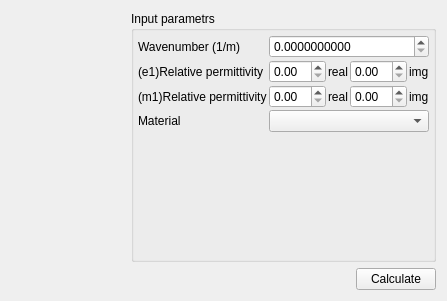
This is ProjectX/calculatedialog.ui in asvitenkov/ProjectX as Qt 5 draws it before an edit. The edited form follows.
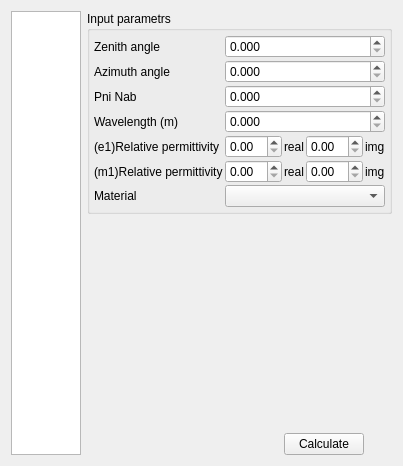
This is the edited form.

Commit message: calculate dialog

What changed in the file:
```diff
--- a/ProjectX/calculatedialog.ui
+++ b/ProjectX/calculatedialog.ui
@@ -6,8 +6,8 @@
    <rect>
     <x>0</x>
     <y>0</y>
-    <width>447</width>
-    <height>301</height>
+    <width>288</width>
+    <height>466</height>
    </rect>
   </property>
   <property name="windowTitle">
@@ -17,65 +17,38 @@
    <item row="0" column="0">
     <layout class="QHBoxLayout" name="horizontalLayout">
      <item>
-      <spacer name="horizontalSpacer">
-       <property name="orientation">
-        <enum>Qt::Horizontal</enum>
+      <layout class="QVBoxLayout" name="verticalLayout_2">
+       <property name="sizeConstraint">
+        <enum>QLayout::SetMaximumSize</enum>
        </property>
-       <property name="sizeHint" stdset="0">
-        <size>
-         <width>40</width>
-         <height>20</height>
-        </size>
-       </property>
-      </spacer>
-     </item>
-     <item>
-      <spacer name="horizontalSpacer_4">
-       <property name="orientation">
-        <enum>Qt::Horizontal</enum>
-       </property>
-       <property name="sizeHint" stdset="0">
-        <size>
-         <width>40</width>
-         <height>20</height>
-        </size>
-       </property>
-      </spacer>
-     </item>
-     <item>
-      <spacer name="horizontalSpacer_5">
-       <property name="orientation">
-        <enum>Qt::Horizontal</enum>
-       </property>
-       <property name="sizeHint" stdset="0">
-        <size>
-         <width>40</width>
-         <height>20</height>
-        </size>
-       </property>
-      </spacer>
-     </item>
-     <item>
-      <spacer name="horizontalSpacer_3">
-       <property name="orientation">
-        <enum>Qt::Horizontal</enum>
-       </property>
-       <property name="sizeHint" stdset="0">
-        <size>
-         <width>40</width>
-         <height>20</height>
-        </size>
-       </property>
-      </spacer>
+       <item>
+        <widget class="QTextBrowser" name="resultBrowser"/>
+       </item>
+      </layout>
      </item>
      <item>
       <layout class="QVBoxLayout" name="verticalLayout">
        <item>
         <widget class="QGroupBox" name="grpbxInputParam">
+         <property name="minimumSize">
+          <size>
+           <width>250</width>
+           <height>0</height>
+          </size>
+         </property>
+         <property name="maximumSize">
+          <size>
+           <width>250</width>
+           <height>16777215</height>
+          </size>
+         </property>
          <property name="title">
           <string>Input parametrs</string>
          </property>
          <layout class="QGridLayout" name="gridLayout_2">
+          <property name="sizeConstraint">
+           <enum>QLayout::SetFixedSize</enum>
+          </property>
           <property name="margin">
            <number>2</number>
           </property>
@@ -93,17 +66,20 @@
             <item row="0" column="0">
              <widget class="QLabel" name="lblWavenumber">
               <property name="text">
-               <string>Wavenumber (1/m)</string>
+               <string>Zenith angle</string>
               </property>
              </widget>
             </item>
             <item row="0" column="1">
              <widget class="QDoubleSpinBox" name="dspnbxWavenumber">
               <property name="decimals">
-               <number>10</number>
+               <number>3</number>
               </property>
               <property name="maximum">
-               <double>99999.990000000005239</double>
+               <double>180.000000000000000</double>
+              </property>
+              <property name="singleStep">
+               <double>5.000000000000000</double>
               </property>
               <property name="value">
                <double>0.000000000000000</double>
@@ -111,13 +87,70 @@
              </widget>
             </item>
             <item row="1" column="0">
+             <widget class="QLabel" name="label_5">
+              <property name="text">
+               <string>Azimuth angle</string>
+              </property>
+             </widget>
+            </item>
+            <item row="1" column="1">
+             <widget class="QDoubleSpinBox" name="dspnbxAzimuthAngle">
+              <property name="decimals">
+               <number>3</number>
+              </property>
+              <property name="singleStep">
+               <double>5.000000000000000</double>
+              </property>
+             </widget>
+            </item>
+            <item row="2" column="0">
+             <widget class="QLabel" name="label_6">
+              <property name="text">
+               <string>Pni Nab</string>
+              </property>
+             </widget>
+            </item>
+            <item row="2" column="1">
+             <widget class="QDoubleSpinBox" name="dspnbxPhinab">
+              <property name="decimals">
+               <number>3</number>
+              </property>
+              <property name="maximum">
+               <double>360.000000000000000</double>
+              </property>
+              <property name="singleStep">
+               <double>5.000000000000000</double>
+              </property>
+             </widget>
+            </item>
+            <item row="3" column="0">
+             <widget class="QLabel" name="label_7">
+              <property name="text">
+               <string>Wavelength (m)</string>
+              </property>
+             </widget>
+            </item>
+            <item row="3" column="1">
+             <widget class="QDoubleSpinBox" name="dspnbxWavelength">
+              <property name="decimals">
+               <number>3</number>
+              </property>
+              <property name="maximum">
+               <double>99999999.000000000000000</double>
+              </property>
+              <property name="singleStep">
+               <double>50.000000000000000</double>
+              </property>
+             </widget>
+            </item>
+            <item row="4" column="0">
              <widget class="QLabel" name="lblRelPrmtE1">
               <property name="text">
                <string>(e1)Relative permittivity</string>
               </property>
              </widget>
             </item>
-            <item row="1" column="1">
+            <item row="4" column="1">
              <layout class="QHBoxLayout" name="horizontalLayout_2">
               <item>
                <widget class="QDoubleSpinBox" name="dspnbxE1Real"/>
@@ -141,14 +174,14 @@
               </item>
              </layout>
             </item>
-            <item row="2" column="0">
+            <item row="5" column="0">
              <widget class="QLabel" name="lblRelPrmtM1">
               <property name="text">
                <string>(m1)Relative permittivity</string>
               </property>
              </widget>
             </item>
-            <item row="2" column="1">
+            <item row="5" column="1">
              <layout class="QHBoxLayout" name="horizontalLayout_3">
               <item>
                <widget class="QDoubleSpinBox" name="dspnbxM1Real"/>
@@ -172,51 +205,69 @@
               </item>
              </layout>
             </item>
-            <item row="3" column="0">
+            <item row="6" column="0">
              <widget class="QLabel" name="label_4">
               <property name="text">
                <string>Material</string>
               </property>
              </widget>
             </item>
-            <item row="3" column="1">
+            <item row="6" column="1">
              <widget class="QComboBox" name="cmbbxMaterial"/>
             </item>
            </layout>
           </item>
-          <item row="1" column="1">
-           <spacer name="verticalSpacer">
-            <property name="orientation">
-             <enum>Qt::Vertical</enum>
-            </property>
-            <property name="sizeHint" stdset="0">
-             <size>
-              <width>20</width>
-              <height>40</height>
-             </size>
-            </property>
-           </spacer>
-          </item>
          </layout>
         </widget>
        </item>
+       <item>
+        <spacer name="verticalSpacer_2">
+         <property name="orientation">
+          <enum>Qt::Vertical</enum>
+         </property>
+         <property name="sizeHint" stdset="0">
+          <size>
+           <width>20</width>
+           <height>40</height>
+          </size>
+         </property>
+        </spacer>
+       </item>
        <item>
         <layout class="QHBoxLayout" name="horizontalLayout_4">
          <item>
-          <spacer name="horizontalSpacer_2">
+          <spacer name="horizontalSpacer">
            <property name="orientation">
             <enum>Qt::Horizontal</enum>
            </property>
+           <property name="sizeType">
+            <enum>QSizePolicy::Fixed</enum>
+           </property>
            <property name="sizeHint" stdset="0">
             <size>
-             <width>40</width>
-             <height>20</height>
+             <width>170</width>
+             <height>10</height>
             </size>
            </property>
           </spacer>
          </item>
          <item>
           <widget class="QPushButton" name="btnCalculate">
+           <property name="minimumSize">
+            <size>
+             <width>80</width>
+             <height>0</height>
+            </size>
+           </property>
+           <property name="maximumSize">
+            <size>
+             <width>80</width>
+             <height>16777215</height>
+            </size>
+           </property>
+           <property name="layoutDirection">
+            <enum>Qt::LeftToRight</enum>
+           </property>
            <property name="text">
             <string>Calculate</string>
            </property>
```
Left out of the diff: 2 changed lines with no effect on the pictures. The commit also changes 2 other files.
